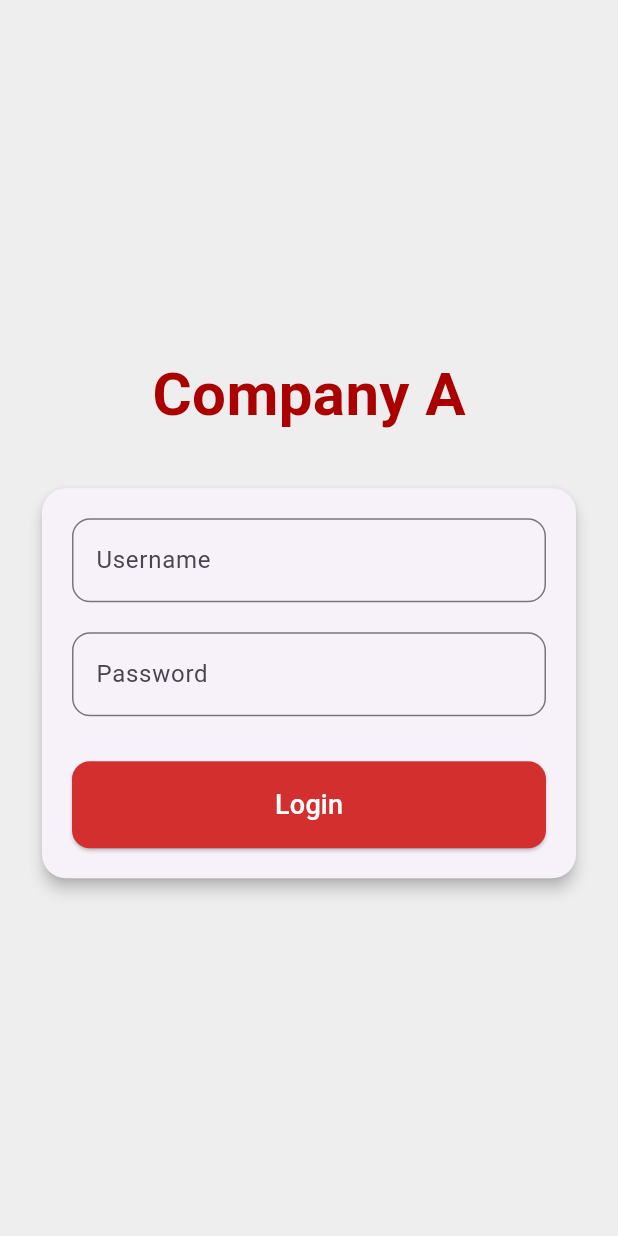
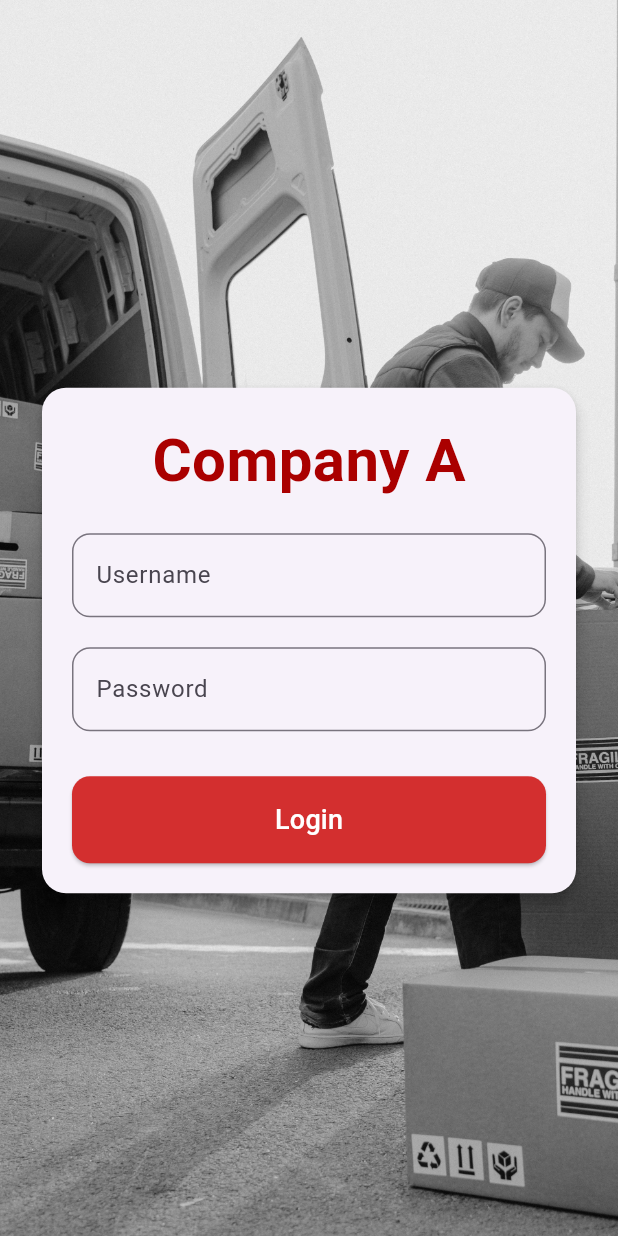
Before and after one commit to DBMS-CS3043-GROUP-38/SCMS-Flutter-Frontend, a Flutter app: the screen it shows after launch, on a phone screen of 412 x 824 dp. Run offline on Flutter 3.47's test engine with Material 3 defaults, Android fonts, the phone set to English and light mode, and no system bars.

```diff
--- a/deliveryapp/lib/config.dart
+++ b/deliveryapp/lib/config.dart
@@ -1 +1 @@
-const String apiURL = "http://192.168.1.69:3005/driver";
+const String apiURL = "http://localhost:3005/driver";
--- a/deliveryapp/lib/main.dart
+++ b/deliveryapp/lib/main.dart
@@ -9,6 +9,7 @@ class MyApp extends StatelessWidget {
   @override
   Widget build(BuildContext context) {
     return MaterialApp(
+      debugShowCheckedModeBanner: false,
       title: 'Assistant Login',
       theme: ThemeData(
         primarySwatch: Colors.blue,
--- a/deliveryapp/lib/pages/driver.dart
+++ b/deliveryapp/lib/pages/driver.dart
@@ -469,7 +469,7 @@ class _ScheduleDetailScreenState extends State<ScheduleDetailScreen> {
                 height: 10,
               ),
               Visibility(
-                visible: activated ? true : false,
+                visible: isInProgress ? true : false,
                 child: ElevatedButton(
                   onPressed: () {
                     if (isInProgress) {
--- a/deliveryapp/lib/pages/driver_account.dart
+++ b/deliveryapp/lib/pages/driver_account.dart
@@ -1,6 +1,7 @@
 import 'package:flutter/material.dart';
 import 'dart:convert'; // For JSON encoding/decoding
 import 'package:http/http.dart' as http; // For HTTP requests
+import 'package:deliveryapp/config.dart';
 
 class EmployeeDetailScreen extends StatefulWidget {
   final int employeeId;
@@ -25,7 +26,7 @@ class _EmployeeDetailScreenState extends State<EmployeeDetailScreen> {
   // Function to fetch employee details from the server
   Future<void> _fetchEmployeeDetails() async {
     final url = Uri.parse(
-        'http://localhost:3000/get-employee/${widget.employeeId}'); // Replace with your server URL
+        '$apiURL/get-employee/${widget.employeeId}'); // Replace with your server URL
 
     try {
       final response = await http.get(url);
--- a/deliveryapp/lib/pages/login.dart
+++ b/deliveryapp/lib/pages/login.dart
@@ -40,7 +40,7 @@ class _LoginScreenState extends State<LoginScreen> {
         context: context,
         builder: (context) => AlertDialog(
           title: Text('Server Error'),
-          content: Text(data['message']),
+          content: Text(data['error']),
         ),
       );
     } else if (response.statusCode == 200) {
@@ -78,21 +78,20 @@ class _LoginScreenState extends State<LoginScreen> {
   Widget build(BuildContext context) {
     return Scaffold(
       backgroundColor: Colors.grey[200],
-      body: Center(
+      body: Stack(children: <Widget>[
+        Positioned.fill(
+          child: Image.asset(
+            'assets/login_background.jpg',
+            fit: BoxFit.cover,
+          ),
+        ),
+        Center(
           child: SingleChildScrollView(
             child: Padding(
               padding: const EdgeInsets.all(24.0),
               child: Column(
-              mainAxisAlignment: MainAxisAlignment.center,
+                mainAxisAlignment: MainAxisAlignment.end,
                 children: <Widget>[
-                Text(
-                  'Company A',
-                  style: TextStyle(
-                    fontSize: 40,
-                    fontWeight: FontWeight.bold,
-                    color: Color.fromARGB(255, 170, 0, 0),
-                  ),
-                ),
                   SizedBox(height: 30),
                   Card(
                     elevation: 4,
@@ -103,6 +102,17 @@ class _LoginScreenState extends State<LoginScreen> {
                       padding: const EdgeInsets.all(20.0),
                       child: Column(
                         children: [
+                          Text(
+                            'Company A',
+                            style: TextStyle(
+                              fontSize: 40,
+                              fontWeight: FontWeight.bold,
+                              color: Color.fromARGB(255, 170, 0, 0),
+                            ),
+                          ),
+                          SizedBox(
+                            height: 20,
+                          ),
                           TextField(
                             controller: _usernameController,
                             decoration: InputDecoration(
@@ -132,7 +142,8 @@ class _LoginScreenState extends State<LoginScreen> {
                                     onPressed: login,
                                     style: ElevatedButton.styleFrom(
                                       backgroundColor: Colors.red[700],
-                                    padding: EdgeInsets.symmetric(vertical: 16),
+                                      padding:
+                                          EdgeInsets.symmetric(vertical: 16),
                                       shape: RoundedRectangleBorder(
                                         borderRadius: BorderRadius.circular(12),
                                       ),
@@ -156,6 +167,7 @@ class _LoginScreenState extends State<LoginScreen> {
             ),
           ),
         ),
+      ]),
     );
   }
 }
--- a/deliveryapp/pubspec.yaml
+++ b/deliveryapp/pubspec.yaml
@@ -60,8 +60,8 @@ flutter:
   uses-material-design: true
 
   # To add assets to your application, add an assets section, like this:
-  # assets:
-  #   - images/a_dot_burr.jpeg
+  assets:
+    - assets/
   #   - images/a_dot_ham.jpeg
 
   # An image asset can refer to one or more resolution-specific "variants", see
```
Also changed, not shown: deliveryapp/assets/login_background.jpg (added), deliveryapp/assets/login_background.png (added). Lines whose indentation alone changed are shown as unchanged.
